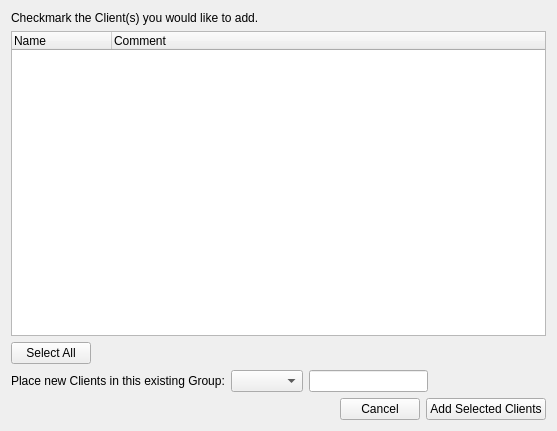
Above: FWAdminLib/NewClientsFromFile.ui from fw-dev/translations before the change. Below: the same form after it.
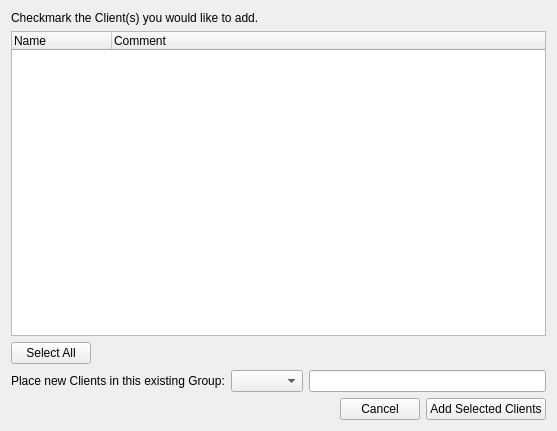
That is the form after the change. Custom widgets are drawn as their Qt base class.

The edit to the form file:
```diff
--- a/FWAdminLib/NewClientsFromFile.ui
+++ b/FWAdminLib/NewClientsFromFile.ui
@@ -94,20 +94,13 @@
          <verstretch>0</verstretch>
         </sizepolicy>
        </property>
-      </widget>
-     </item>
-     <item>
-      <spacer name="horizontalSpacer_3">
-       <property name="orientation">
-        <enum>Qt::Horizontal</enum>
-       </property>
-       <property name="sizeHint" stdset="0">
+       <property name="minimumSize">
         <size>
-         <width>40</width>
-         <height>20</height>
+         <width>100</width>
+         <height>0</height>
         </size>
        </property>
-      </spacer>
+      </widget>
      </item>
     </layout>
    </item>
```
